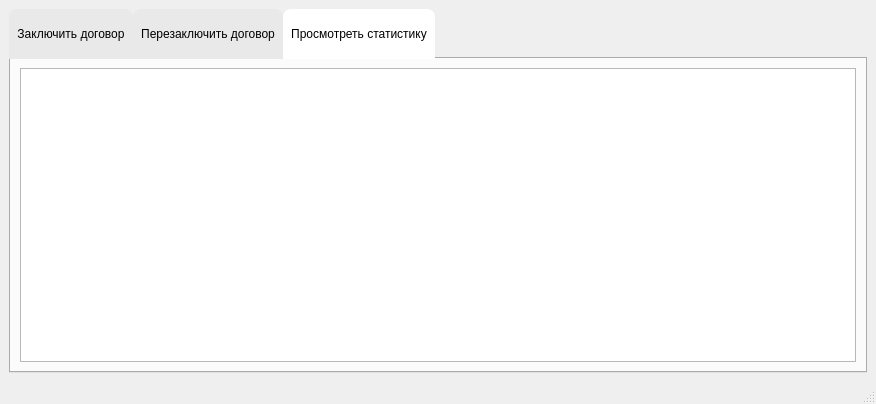
This is MDKP/agentwindow.ui in MiFit1/OSOGO as Qt 5 draws it before an edit. The edited form follows.
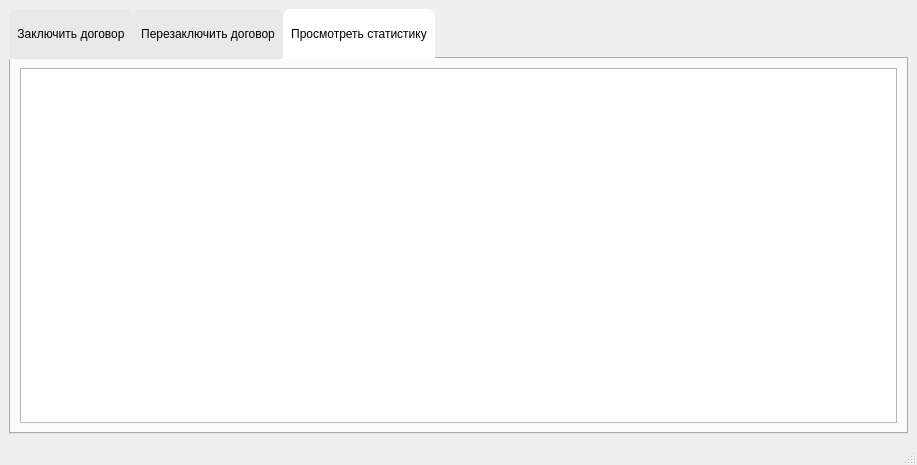
This is the edited form. Icons and pictures are not drawn.

```diff
--- a/MDKP/agentwindow.ui
+++ b/MDKP/agentwindow.ui
@@ -6,8 +6,8 @@
    <rect>
     <x>0</x>
     <y>0</y>
-    <width>876</width>
-    <height>404</height>
+    <width>917</width>
+    <height>465</height>
    </rect>
   </property>
   <property name="windowTitle">
@@ -448,30 +448,57 @@
            <string notr="true">QTableView {
     color: black; /*цвет текста внутри таблицы*/
     gridline-color: black /*цвет сетки*/;
-    /*font: 10px;*/
 }
 QHeaderView::section {
     background-color: rgb(71, 153, 176); /*цвет названия солбцов и номеров строки*/
     color: white; /*цвет текста хэдеров*/
-   /*height: 35px;
-    font: 14px;*/
 }
-/*QTableView::item:focus{
-    border: 2px solid rgb(242, 128, 133);
-    background-color: rgb(255, 254, 229);
-}*/
-QScrollBar:vertical {
-    background: rgb(188, 224, 235); /*цвет заднего фона за вертикальным ползунком прокрутки*/
+
+QScrollBar:horizontal 
+{
+    background-color: #bce0eb;
+	border: 1px solid  #2b5c6a;
 }
- QScrollBar::handle:vertical {
-    background: rgb(71, 153, 176); /*цвет вертикального ползунка прокрутки*/
- }
-QScrollBar:horizontal {
-    background: rgb(188, 224, 235); /*цвет заднего фона за горизонтальным ползунком прокрутки*/
+
+
+QScrollBar::handle:horizontal 
+{
+    border: 1px solid #4391a7;
+    background-color: #4799b0;
 }
- QScrollBar::handle:horizontal {
-    background: rgb(71, 153, 176); /*цвет горизонтального ползунка прокрутки*/
- }</string>
+
+
+QScrollBar::add-line:horizontal, 
+QScrollBar::sub-line:horizontal,
+QScrollBar::add-page:horizontal, 
+QScrollBar::sub-page:horizontal 
+{
+    width: 0px;
+    background-color: transparent;
+}
+
+
+QScrollBar:vertical 
+{
+    background-color: #bce0eb;
+	border: 1px solid  #2b5c6a;
+}
+
+QScrollBar::handle:vertical 
+{
+    border: 1px solid #4391a7;
+    background-color: #4799b0;
+}
+
+
+QScrollBar::add-line:vertical, 
+QScrollBar::sub-line:vertical,
+QScrollBar::add-page:vertical, 
+QScrollBar::sub-page:vertical 
+{
+    height: 0px;
+    background-color: transparent;
+}</string>
           </property>
          </widget>
         </item>
```
Left out of the diff: 4 changed lines with no effect on the pictures.
